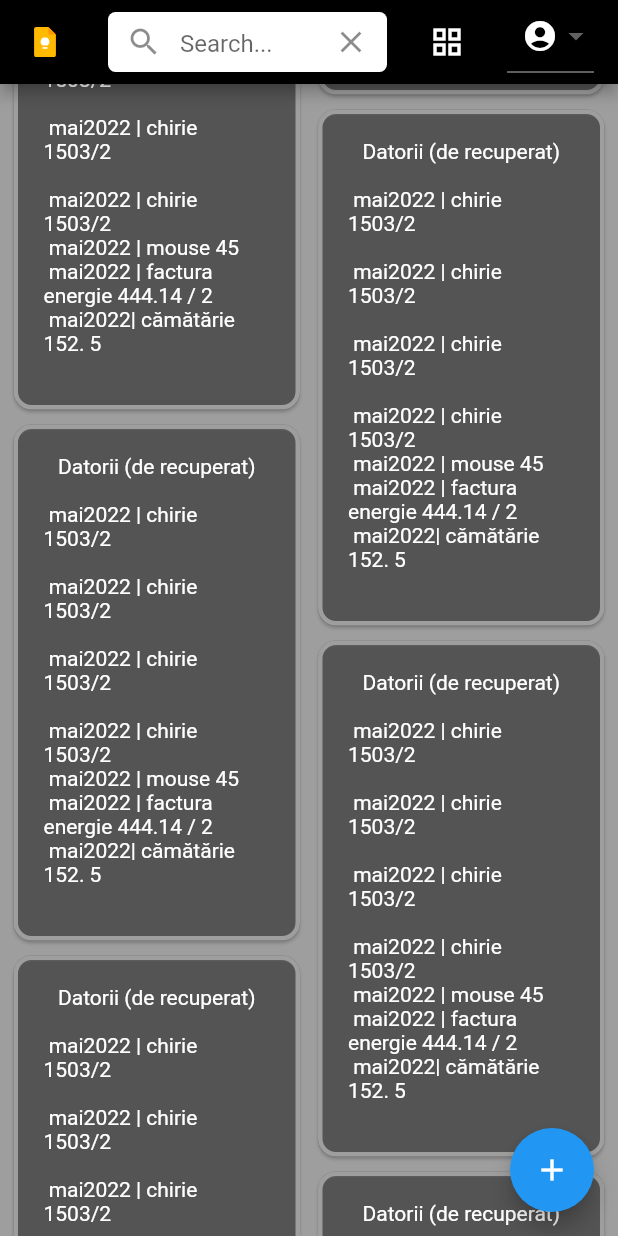
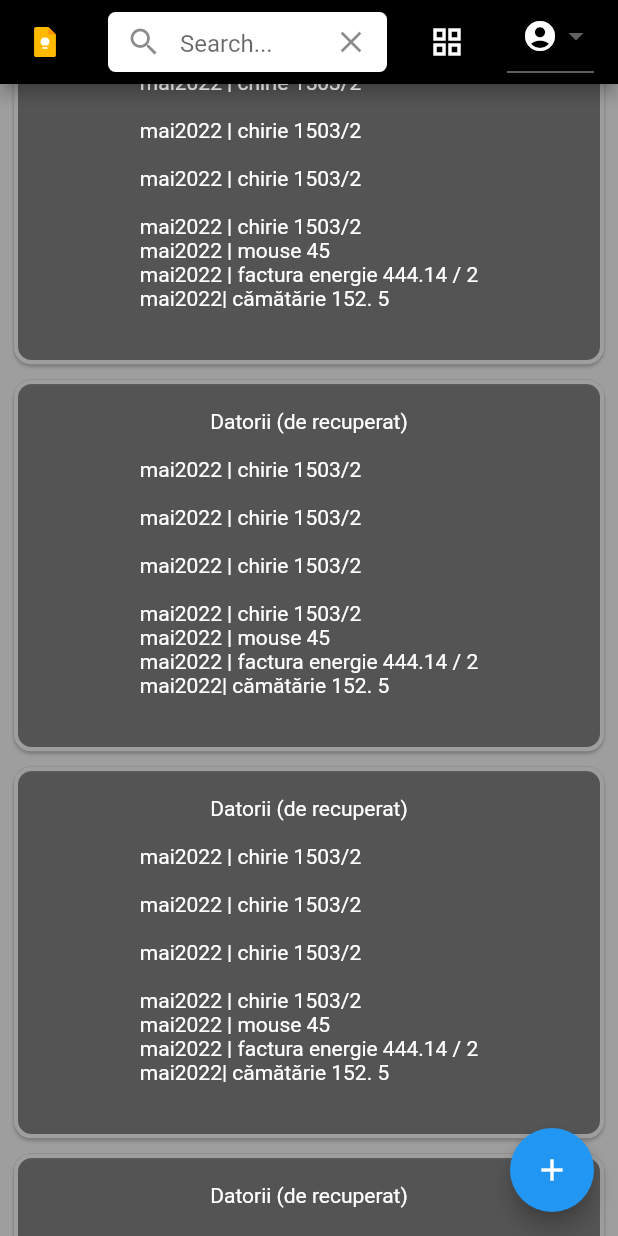
Before and after one commit to gabidiac11/google-keep-clone-flutter, a Flutter app: the screen it shows after launch, scrolled down 576 dp, after a tap on the "list" icon, on a phone screen of 412 x 824 dp. Run offline on Flutter 3.47's test engine with Material 2 defaults, Android fonts, the phone set to English and light mode, and no system bars; our stand-ins replace flutter_svg.

Commit message:
added toggling or list or grid

```diff
--- a/lib/views/allNotes/allNotesView.dart
+++ b/lib/views/allNotes/allNotesView.dart
@@ -76,8 +76,9 @@ class _AllNotesViewState extends State<AllNotesView> {
     }
   ];
 
-  bool selectionModeActive = false;
+  var selectionModeActive = false;
   var selectedIds = {};
+  var isListLayout = false;
 
   @override
   Widget build(BuildContext context) {
@@ -85,7 +86,7 @@ class _AllNotesViewState extends State<AllNotesView> {
       appBar: selectionModeActive
           ? NavBarSelection(
               selectedIds.keys.length, onDeleteSelected, onCancelSelection)
-          : MyAppBar(),
+          : MyAppBar(isListLayout, setIsListLayout),
       backgroundColor: Colors.grey,
       body: SingleChildScrollView(
         child: Column(children: [
@@ -93,7 +94,7 @@ class _AllNotesViewState extends State<AllNotesView> {
             padding: const EdgeInsets.fromLTRB(5, 25, 5, 22),
             child: StaggeredGrid.count(
               crossAxisCount:
-                  determineItemsPerRow(MediaQuery.of(context).size.width),
+                   isListLayout ? 1 : determineItemsPerRow(MediaQuery.of(context).size.width),
               mainAxisSpacing: 2,
               crossAxisSpacing: 4,
               children: notes
@@ -167,4 +168,10 @@ class _AllNotesViewState extends State<AllNotesView> {
       }
     });
   }
+
+  setIsListLayout(value) {
+    setState(() {
+      isListLayout = value;
+    });
+  }
 }
--- a/lib/views/allNotes/navBar.dart
+++ b/lib/views/allNotes/navBar.dart
@@ -1,22 +1,17 @@
-import 'package:flutter/cupertino.dart';
 import 'package:flutter/material.dart';
 import 'package:flutter_svg/svg.dart';
 
 class MyAppBar extends AppBar {
-  MyAppBar({Key? key}) : super(key: key);
+  final bool isListLayout;
+  final Function setIsListLayout;
+
+  MyAppBar(this.isListLayout, this.setIsListLayout, {Key? key}) : super(key: key);
+
   @override
   State<MyAppBar> createState() => _MyAppBar();
 }
 
 class _MyAppBar extends State<MyAppBar> {
-  bool _useListLayout = false;
-
-  void _setLayoutType(bool value) {
-    setState(() {
-      _useListLayout = value;
-    });
-  }
-
   @override
   Widget build(BuildContext context) {
     const dropdownOptions = ['logout'];
@@ -54,10 +49,10 @@ class _MyAppBar extends State<MyAppBar> {
       actions: [
         IconButton(
           icon: Icon(
-            _useListLayout ? Icons.grid_view_outlined : Icons.list_outlined,
+            widget.isListLayout ? Icons.grid_view_outlined : Icons.list_outlined,
           ),
           splashColor: Colors.white,
-          onPressed: () => _setLayoutType(!_useListLayout),
+          onPressed: () => widget.setIsListLayout(!widget.isListLayout),
         ),
         Padding(
             padding: const EdgeInsets.symmetric(horizontal: 16),
```
